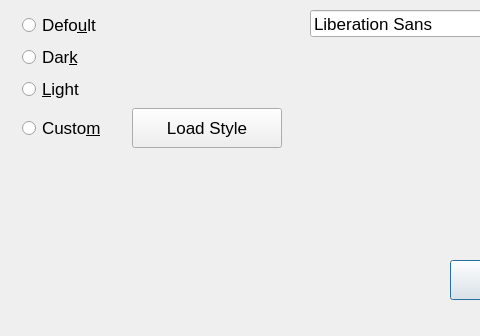
Before: the Qt Designer form Translate/settingsform.ui in gagikpog/TestAndTranslate, drawn with Qt 5; both pictures show x 0 to 480 and y 0 to 336 of the 695 by 537 pixel window.
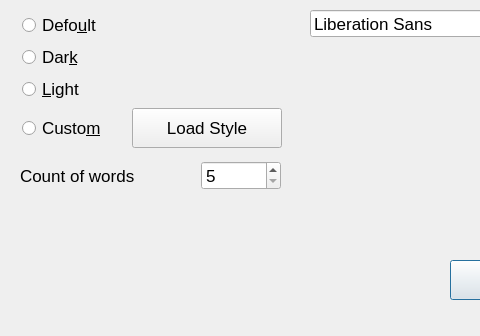
After: the same form once the commit is applied.

Commit message: add spinbox word count

Diff of the .ui file:
```diff
--- a/Translate/settingsform.ui
+++ b/Translate/settingsform.ui
@@ -131,6 +131,47 @@
     </rect>
    </property>
   </widget>
+  <widget class="QWidget" name="">
+   <property name="geometry">
+    <rect>
+     <x>20</x>
+     <y>160</y>
+     <width>261</width>
+     <height>32</height>
+    </rect>
+   </property>
+   <layout class="QHBoxLayout" name="horizontalLayout_2">
+    <item>
+     <widget class="QLabel" name="labelWord">
+      <property name="text">
+       <string>Count of words</string>
+      </property>
+     </widget>
+    </item>
+    <item>
+     <widget class="QSpinBox" name="spinBox">
+      <property name="minimumSize">
+       <size>
+        <width>70</width>
+        <height>0</height>
+       </size>
+      </property>
+      <property name="maximumSize">
+       <size>
+        <width>80</width>
+        <height>16777215</height>
+       </size>
+      </property>
+      <property name="minimum">
+       <number>5</number>
+      </property>
+      <property name="maximum">
+       <number>40</number>
+      </property>
+     </widget>
+    </item>
+   </layout>
+  </widget>
  </widget>
  <resources/>
  <connections/>
```
The commit also changes 6 other files.
